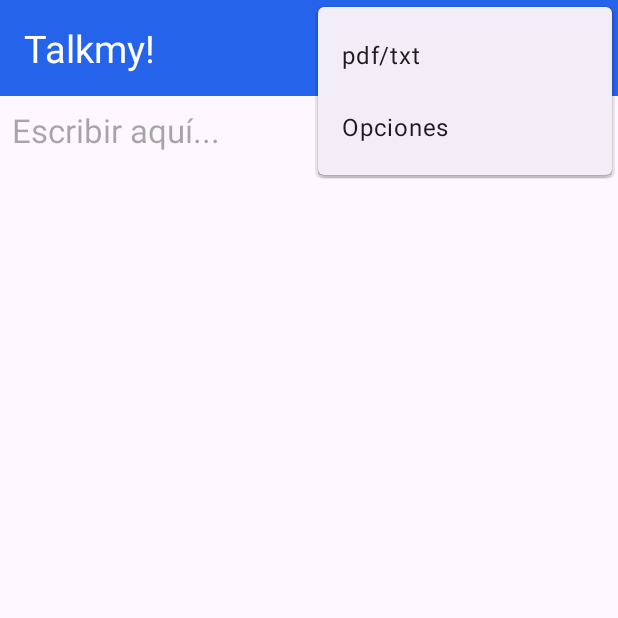
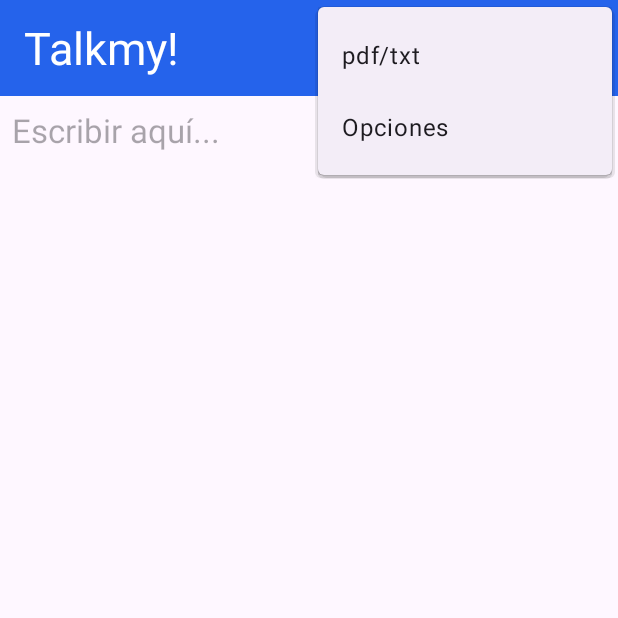
Before and after one commit to TJMolina/AndroidTalkMy, an Android app: the EditTaskFragment screen opened through its navigation route, with the options menu open, on a phone screen of 412 x 824 dp, the top half of it. Run offline under Robolectric (Android 15) with nearby library versions, the light colour scheme and no system bars; our stand-ins replace Dagger/Hilt's generated code; libraries missing offline, so code that uses them is left out: com.orhanobut.logger; 1 statement that could not run was skipped.

Commit message:
navigation anim

```diff
--- a/app/src/main/res/navigation/main_graph.xml
+++ b/app/src/main/res/navigation/main_graph.xml
@@ -12,7 +12,11 @@
         tools:layout="@layout/fragment_tasks_list" >
         <action
             android:id="@+id/action_tasksListFragment_to_editTaskFragment"
-            app:destination="@id/editTaskFragment" />
+            app:destination="@id/editTaskFragment"
+            app:enterAnim="@android:anim/slide_in_left"
+            app:exitAnim="@android:anim/slide_out_right"
+            app:popEnterAnim="@android:anim/slide_in_left"
+            app:popExitAnim="@android:anim/slide_out_right" />
     </fragment>
     <fragment
         android:id="@+id/editTaskFragment"
--- a/app/src/main/res/values/themes.xml
+++ b/app/src/main/res/values/themes.xml
@@ -27,7 +27,7 @@
     </style>
 
     <style name="title">
-        <item name="android:textSize">25dp</item>
+        <item name="android:textSize">30dp</item>
     </style>
 
 </resources>
```
